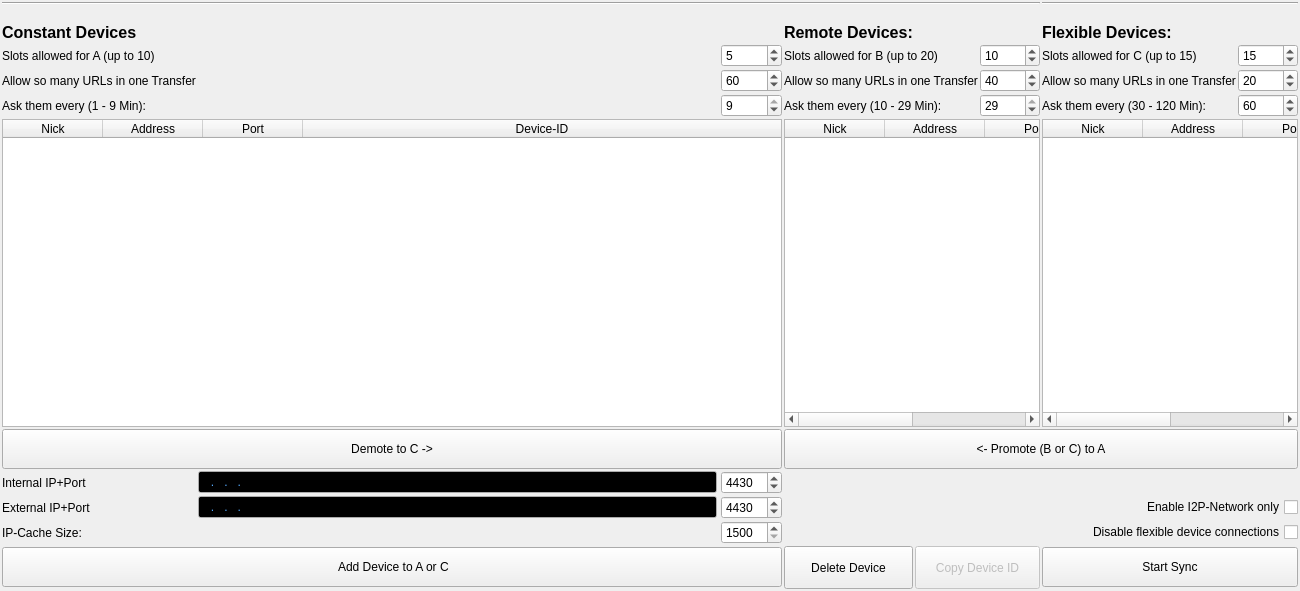
Above: ui/connection-display.ui from berndhs/arado before the change. Below: the same form after it.
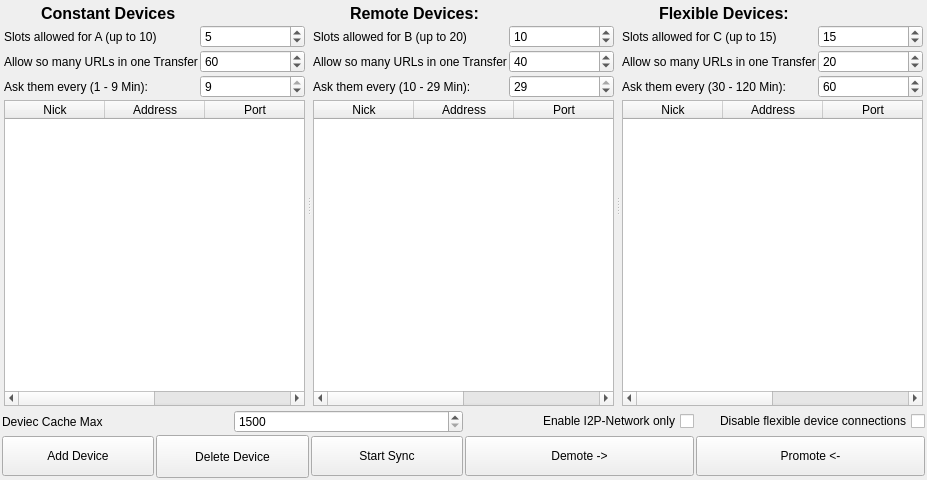
That is the form after the change. Icons and pictures are not drawn.

Commit message: reshape network display, better but needs more work

What changed in the file:
```diff
--- a/ui/connection-display.ui
+++ b/ui/connection-display.ui
@@ -6,29 +6,24 @@
    <rect>
     <x>0</x>
     <y>0</y>
-    <width>1300</width>
-    <height>591</height>
+    <width>927</width>
+    <height>480</height>
    </rect>
   </property>
   <property name="windowTitle">
    <string>Form</string>
   </property>
-  <layout class="QGridLayout" name="gridLayout">
-   <item row="0" column="0" colspan="7">
-    <widget class="Line" name="line">
+  <layout class="QGridLayout" name="gridLayout_4">
+   <item row="0" column="0" colspan="2">
+    <widget class="QSplitter" name="splitter">
      <property name="orientation">
       <enum>Qt::Horizontal</enum>
      </property>
-    </widget>
-   </item>
-   <item row="0" column="7" colspan="3">
-    <widget class="Line" name="line_2">
-     <property name="orientation">
-      <enum>Qt::Horizontal</enum>
-     </property>
-    </widget>
-   </item>
-   <item row="1" column="0">
+     <widget class="QWidget" name="">
+      <layout class="QVBoxLayout" name="verticalLayout_3">
+       <item>
+        <layout class="QHBoxLayout" name="horizontalLayout_5">
+         <item>
     <widget class="QLabel" name="icon_A">
      <property name="maximumSize">
       <size>
@@ -50,39 +45,7 @@
      </property>
     </widget>
    </item>
-   <item row="1" column="4">
-    <widget class="QLabel" name="icon_B">
-     <property name="maximumSize">
-      <size>
-       <width>35</width>
-       <height>16777215</height>
-      </size>
-     </property>
-     <property name="text">
-      <string/>
-     </property>
-     <property name="pixmap">
-      <pixmap resource="../arado.qrc">:/images/kdmconfig.png</pixmap>
-     </property>
-    </widget>
-   </item>
-   <item row="1" column="7">
-    <widget class="QLabel" name="icon_C">
-     <property name="maximumSize">
-      <size>
-       <width>35</width>
-       <height>16777215</height>
-      </size>
-     </property>
-     <property name="text">
-      <string/>
-     </property>
-     <property name="pixmap">
-      <pixmap resource="../arado.qrc">:/images/remote.png</pixmap>
-     </property>
-    </widget>
-   </item>
-   <item row="2" column="0">
+         <item>
     <widget class="QLabel" name="label_A">
      <property name="font">
       <font>
@@ -99,42 +62,18 @@
      </property>
     </widget>
    </item>
-   <item row="2" column="4">
-    <widget class="QLabel" name="label_B">
-     <property name="font">
-      <font>
-       <pointsize>12</pointsize>
-       <weight>75</weight>
-       <bold>true</bold>
-      </font>
-     </property>
-     <property name="text">
-      <string>Remote Devices:</string>
-     </property>
-    </widget>
-   </item>
-   <item row="2" column="7" colspan="2">
-    <widget class="QLabel" name="label_C">
-     <property name="font">
-      <font>
-       <pointsize>12</pointsize>
-       <weight>75</weight>
-       <bold>true</bold>
-      </font>
-     </property>
-     <property name="text">
-      <string>Flexible Devices:</string>
-     </property>
-    </widget>
-   </item>
-   <item row="3" column="0">
+        </layout>
+       </item>
+       <item>
+        <layout class="QGridLayout" name="gridLayout">
+         <item row="0" column="0">
     <widget class="QLabel" name="label_Slots_A">
      <property name="text">
       <string>Slots allowed for A (up to 10)</string>
      </property>
     </widget>
    </item>
-   <item row="3" column="3">
+         <item row="0" column="1">
     <widget class="QSpinBox" name="urlamount_A">
      <property name="minimum">
       <number>1</number>
@@ -147,14 +86,135 @@
      </property>
     </widget>
    </item>
-   <item row="3" column="4" colspan="2">
+         <item row="1" column="0">
+          <widget class="QLabel" name="label_URL_A">
+           <property name="text">
+            <string>Allow so many URLs in one Transfer</string>
+           </property>
+          </widget>
+         </item>
+         <item row="1" column="1">
+          <widget class="QSpinBox" name="slots_A">
+           <property name="minimum">
+            <number>10</number>
+           </property>
+           <property name="maximum">
+            <number>80</number>
+           </property>
+           <property name="value">
+            <number>60</number>
+           </property>
+          </widget>
+         </item>
+         <item row="2" column="0">
+          <widget class="QLabel" name="labelipask_A">
+           <property name="text">
+            <string>Ask them every (1 - 9 Min):</string>
+           </property>
+          </widget>
+         </item>
+         <item row="2" column="1">
+          <widget class="QSpinBox" name="ipask_A">
+           <property name="toolTip">
+            <string>IP-connections of your devices are dropped for sync-balancing reasons each X minutes (10-30).</string>
+           </property>
+           <property name="locale">
+            <locale language="German" country="Germany"/>
+           </property>
+           <property name="minimum">
+            <number>1</number>
+           </property>
+           <property name="maximum">
+            <number>9</number>
+           </property>
+           <property name="value">
+            <number>9</number>
+           </property>
+          </widget>
+         </item>
+        </layout>
+       </item>
+       <item>
+        <widget class="QTableWidget" name="tableWidget_A">
+         <property name="showGrid">
+          <bool>false</bool>
+         </property>
+         <attribute name="horizontalHeaderStretchLastSection">
+          <bool>true</bool>
+         </attribute>
+         <attribute name="verticalHeaderVisible">
+          <bool>false</bool>
+         </attribute>
+         <column>
+          <property name="text">
+           <string>Nick</string>
+          </property>
+         </column>
+         <column>
+          <property name="text">
+           <string>Address</string>
+          </property>
+         </column>
+         <column>
+          <property name="text">
+           <string>Port</string>
+          </property>
+         </column>
+         <column>
+          <property name="text">
+           <string>Device-ID</string>
+          </property>
+         </column>
+        </widget>
+       </item>
+      </layout>
+     </widget>
+     <widget class="QWidget" name="">
+      <layout class="QVBoxLayout" name="verticalLayout_2">
+       <item>
+        <layout class="QHBoxLayout" name="horizontalLayout_6">
+         <item>
+          <widget class="QLabel" name="icon_B">
+           <property name="maximumSize">
+            <size>
+             <width>35</width>
+             <height>16777215</height>
+            </size>
+           </property>
+           <property name="text">
+            <string/>
+           </property>
+           <property name="pixmap">
+            <pixmap resource="../arado.qrc">:/images/kdmconfig.png</pixmap>
+           </property>
+          </widget>
+         </item>
+         <item>
+          <widget class="QLabel" name="label_B">
+           <property name="font">
+            <font>
+             <pointsize>12</pointsize>
+             <weight>75</weight>
+             <bold>true</bold>
+            </font>
+           </property>
+           <property name="text">
+            <string>Remote Devices:</string>
+           </property>
+          </widget>
+         </item>
+        </layout>
+       </item>
+       <item>
+        <layout class="QGridLayout" name="gridLayout_2">
+         <item row="0" column="0">
     <widget class="QLabel" name="label_Slots_B">
      <property name="text">
       <string>Slots allowed for B (up to 20)</string>
      </property>
     </widget>
    </item>
-   <item row="3" column="6">
+         <item row="0" column="1">
     <widget class="QSpinBox" name="slots_B">
      <property name="minimum">
       <number>1</number>
@@ -167,51 +227,14 @@
      </property>
     </widget>
    </item>
-   <item row="3" column="7" colspan="2">
-    <widget class="QLabel" name="label_Slots_C">
-     <property name="text">
-      <string>Slots allowed for C (up to 15)</string>
-     </property>
-    </widget>
-   </item>
-   <item row="3" column="9">
-    <widget class="QSpinBox" name="slots_C">
-     <property name="maximum">
-      <number>20</number>
-     </property>
-     <property name="value">
-      <number>15</number>
-     </property>
-    </widget>
-   </item>
-   <item row="4" column="0">
-    <widget class="QLabel" name="label_URL_A">
-     <property name="text">
-      <string>Allow so many URLs in one Transfer</string>
-     </property>
-    </widget>
-   </item>
-   <item row="4" column="3">
-    <widget class="QSpinBox" name="slots_A">
-     <property name="minimum">
-      <number>10</number>
-     </property>
-     <property name="maximum">
-      <number>80</number>
-     </property>
-     <property name="value">
-      <number>60</number>
-     </property>
-    </widget>
-   </item>
-   <item row="4" column="4" colspan="2">
+         <item row="1" column="0">
     <widget class="QLabel" name="label_URL_B">
      <property name="text">
       <string>Allow so many URLs in one Transfer</string>
      </property>
     </widget>
    </item>
-   <item row="4" column="6">
+         <item row="1" column="1">
     <widget class="QSpinBox" name="urlamount_B">
      <property name="minimum">
       <number>10</number>
@@ -224,60 +247,14 @@
      </property>
     </widget>
    </item>
-   <item row="4" column="7" colspan="2">
-    <widget class="QLabel" name="label_URL_C">
-     <property name="text">
-      <string>Allow so many URLs in one Transfer</string>
-     </property>
-    </widget>
-   </item>
-   <item row="4" column="9">
-    <widget class="QSpinBox" name="urlamount_C">
-     <property name="minimum">
-      <number>10</number>
-     </property>
-     <property name="maximum">
-      <number>80</number>
-     </property>
-     <property name="value">
-      <number>20</number>
-     </property>
-    </widget>
-   </item>
-   <item row="5" column="0">
-    <widget class="QLabel" name="labelipask_A">
-     <property name="text">
-      <string>Ask them every (1 - 9 Min):</string>
-     </property>
-    </widget>
-   </item>
-   <item row="5" column="3">
-    <widget class="QSpinBox" name="ipask_A">
-     <property name="toolTip">
-      <string>IP-connections of your devices are dropped for sync-balancing reasons each X minutes (10-30).</string>
-     </property>
-     <property name="locale">
-      <locale language="German" country="Germany"/>
-     </property>
-     <property name="minimum">
-      <number>1</number>
-     </property>
-     <property name="maximum">
-      <number>9</number>
-     </property>
-     <property name="value">
-      <number>9</number>
-     </property>
-    </widget>
-   </item>
-   <item row="5" column="4" colspan="2">
+         <item row="2" column="0">
     <widget class="QLabel" name="labelipask_B">
      <property name="text">
       <string>Ask them every (10 - 29 Min):</string>
      </property>
     </widget>
    </item>
-   <item row="5" column="6">
+         <item row="2" column="1">
     <widget class="QSpinBox" name="ipask_B">
      <property name="toolTip">
       <string>IP-connections of your devices are dropped for sync-balancing reasons each X minutes (10-30).</string>
@@ -296,14 +273,126 @@
      </property>
     </widget>
    </item>
-   <item row="5" column="7" colspan="2">
+        </layout>
+       </item>
+       <item>
+        <widget class="QTableWidget" name="tableWidget_B">
+         <property name="showGrid">
+          <bool>false</bool>
+         </property>
+         <attribute name="horizontalHeaderStretchLastSection">
+          <bool>true</bool>
+         </attribute>
+         <attribute name="verticalHeaderVisible">
+          <bool>false</bool>
+         </attribute>
+         <column>
+          <property name="text">
+           <string>Nick</string>
+          </property>
+         </column>
+         <column>
+          <property name="text">
+           <string>Address</string>
+          </property>
+         </column>
+         <column>
+          <property name="text">
+           <string>Port</string>
+          </property>
+         </column>
+         <column>
+          <property name="text">
+           <string>Device-ID</string>
+          </property>
+         </column>
+        </widget>
+       </item>
+      </layout>
+     </widget>
+     <widget class="QWidget" name="">
+      <layout class="QVBoxLayout" name="verticalLayout">
+       <item>
+        <layout class="QHBoxLayout" name="horizontalLayout_7">
+         <item>
+          <widget class="QLabel" name="icon_C">
+           <property name="maximumSize">
+            <size>
+             <width>35</width>
+             <height>16777215</height>
+            </size>
+           </property>
+           <property name="text">
+            <string/>
+           </property>
+           <property name="pixmap">
+            <pixmap resource="../arado.qrc">:/images/remote.png</pixmap>
+           </property>
+          </widget>
+         </item>
+         <item>
+          <widget class="QLabel" name="label_C">
+           <property name="font">
+            <font>
+             <pointsize>12</pointsize>
+             <weight>75</weight>
+             <bold>true</bold>
+            </font>
+           </property>
+           <property name="text">
+            <string>Flexible Devices:</string>
+           </property>
+          </widget>
+         </item>
+        </layout>
+       </item>
+       <item>
+        <layout class="QGridLayout" name="gridLayout_3">
+         <item row="0" column="0">
+          <widget class="QLabel" name="label_Slots_C">
+           <property name="text">
+            <string>Slots allowed for C (up to 15)</string>
+           </property>
+          </widget>
+         </item>
+         <item row="0" column="1">
+          <widget class="QSpinBox" name="slots_C">
+           <property name="maximum">
+            <number>20</number>
+           </property>
+           <property name="value">
+            <number>15</number>
+           </property>
+          </widget>
+         </item>
+         <item row="1" column="0">
+          <widget class="QLabel" name="label_URL_C">
+           <property name="text">
+            <string>Allow so many URLs in one Transfer</string>
+           </property>
+          </widget>
+         </item>
+         <item row="1" column="1">
+          <widget class="QSpinBox" name="urlamount_C">
+           <property name="minimum">
+            <number>10</number>
+           </property>
+           <property name="maximum">
+            <number>80</number>
+           </property>
+           <property name="value">
+            <number>20</number>
+           </property>
+          </widget>
+         </item>
+         <item row="2" column="0">
     <widget class="QLabel" name="labelipask_C">
      <property name="text">
       <string>Ask them every (30 - 120 Min):</string>
      </property>
     </widget>
    </item>
-   <item row="5" column="9">
+         <item row="2" column="1">
     <widget class="QSpinBox" name="ipask_C">
      <property name="toolTip">
       <string>IP-connections of your devices are dropped for sync-balancing reasons each X minutes (10-30).</string>
@@ -322,73 +411,9 @@
      </property>
     </widget>
    </item>
-   <item row="6" column="0" colspan="4">
-    <widget class="QTableWidget" name="tableWidget_A">
-     <property name="showGrid">
-      <bool>false</bool>
-     </property>
-     <attribute name="horizontalHeaderStretchLastSection">
-      <bool>true</bool>
-     </attribute>
-     <attribute name="verticalHeaderVisible">
-      <bool>false</bool>
-     </attribute>
-     <column>
-      <property name="text">
-       <string>Nick</string>
-      </property>
-     </column>
-     <column>
-      <property name="text">
-       <string>Address</string>
-      </property>
-     </column>
-     <column>
-      <property name="text">
-       <string>Port</string>
-      </property>
-     </column>
-     <column>
-      <property name="text">
-       <string>Device-ID</string>
-      </property>
-     </column>
-    </widget>
-   </item>
-   <item row="6" column="4" colspan="3">
-    <widget class="QTableWidget" name="tableWidget_B">
-     <property name="showGrid">
-      <bool>false</bool>
-     </property>
-     <attribute name="horizontalHeaderStretchLastSection">
-      <bool>true</bool>
-     </attribute>
-     <attribute name="verticalHeaderVisible">
-      <bool>false</bool>
-     </attribute>
-     <column>
-      <property name="text">
-       <string>Nick</string>
-      </property>
-     </column>
-     <column>
-      <property name="text">
-       <string>Address</string>
-      </property>
-     </column>
-     <column>
-      <property name="text">
-       <string>Port</string>
-      </property>
-     </column>
-     <column>
-      <property name="text">
-       <string>Device-ID</string>
-      </property>
-     </column>
-    </widget>
-   </item>
-   <item row="6" column="7" colspan="3">
+        </layout>
+       </item>
+       <item>
     <widget class="QTableWidget" name="tableWidget_C">
      <property name="showGrid">
       <bool>false</bool>
@@ -424,231 +449,20 @@
      </column>
     </widget>
    </item>
-   <item row="8" column="0">
-    <widget class="QLabel" name="labelmyport_2">
-     <property name="text">
-      <string>Internal IP+Port</string>
-     </property>
-    </widget>
-   </item>
-   <item row="8" column="1">
-    <widget class="QLineEdit" name="addipinternal">
-     <property name="palette">
-      <palette>
-       <active>
-        <colorrole role="Text">
-         <brush brushstyle="SolidPattern">
-          <color alpha="255">
-           <red>85</red>
-           <green>170</green>
-           <blue>255</blue>
-          </color>
-         </brush>
-        </colorrole>
-        <colorrole role="Base">
-         <brush brushstyle="SolidPattern">
-          <color alpha="255">
-           <red>0</red>
-           <green>0</green>
-           <blue>0</blue>
-          </color>
-         </brush>
-        </colorrole>
-       </active>
-       <inactive>
-        <colorrole role="Text">
-         <brush brushstyle="SolidPattern">
-          <color alpha="255">
-           <red>85</red>
-           <green>170</green>
-           <blue>255</blue>
-          </color>
-         </brush>
-        </colorrole>
-        <colorrole role="Base">
-         <brush brushstyle="SolidPattern">
-          <color alpha="255">
-           <red>0</red>
-           <green>0</green>
-           <blue>0</blue>
-          </color>
-         </brush>
-        </colorrole>
-       </inactive>
-       <disabled>
-        <colorrole role="Text">
-         <brush brushstyle="SolidPattern">
-          <color alpha="255">
-           <red>190</red>
-           <green>190</green>
-           <blue>190</blue>
-          </color>
-         </brush>
-        </colorrole>
-        <colorrole role="Base">
-         <brush brushstyle="SolidPattern">
-          <color alpha="255">
-           <red>239</red>
-           <green>235</green>
-           <blue>231</blue>
-          </color>
-         </brush>
-        </colorrole>
-       </disabled>
-      </palette>
-     </property>
-     <property name="font">
-      <font>
-       <kerning>true</kerning>
-      </font>
-     </property>
-     <property name="toolTip">
-      <string>Enter any online  IP-Adress of your network, if the IP-cache is empty.</string>
-     </property>
-     <property name="inputMask">
-      <string>999.999.999.999; </string>
-     </property>
-     <property name="frame">
-      <bool>true</bool>
-     </property>
+      </layout>
+     </widget>
     </widget>
    </item>
-   <item row="8" column="3">
-    <widget class="QSpinBox" name="myportinternal">
-     <property name="toolTip">
-      <string>You need to forward this port in your NAT/router, if you want to connect.</string>
-     </property>
-     <property name="maximum">
-      <number>65535</number>
-     </property>
-     <property name="value">
-      <number>4430</number>
-     </property>
-    </widget>
-   </item>
-   <item row="9" column="0">
-    <widget class="QLabel" name="labelmyport_3">
+   <item row="1" column="0">
+    <layout class="QHBoxLayout" name="horizontalLayout_2">
+     <item>
+      <widget class="QLabel" name="label">
      <property name="text">
-      <string>External IP+Port</string>
+        <string>Deviec Cache Max</string>
      </property>
     </widget>
    </item>
-   <item row="9" column="1">
-    <widget class="QLineEdit" name="addipexternal">
-     <property name="palette">
-      <palette>
-       <active>
-        <colorrole role="Text">
-         <brush brushstyle="SolidPattern">
-          <color alpha="255">
-           <red>85</red>
-           <green>170</green>
-           <blue>255</blue>
-          </color>
-         </brush>
-        </colorrole>
-        <colorrole role="Base">
-         <brush brushstyle="SolidPattern">
-          <color alpha="255">
-           <red>0</red>
-           <green>0</green>
-           <blue>0</blue>
-          </color>
-         </brush>
-        </colorrole>
-       </active>
-       <inactive>
-        <colorrole role="Text">
-         <brush brushstyle="SolidPattern">
-          <color alpha="255">
-           <red>85</red>
-           <green>170</green>
-           <blue>255</blue>
-          </color>
-         </brush>
-        </colorrole>
-        <colorrole role="Base">
-         <brush brushstyle="SolidPattern">
-          <color alpha="255">
-           <red>0</red>
-           <green>0</green>
-           <blue>0</blue>
-          </color>
-         </brush>
-        </colorrole>
-       </inactive>
-       <disabled>
-        <colorrole role="Text">
-         <brush brushstyle="SolidPattern">
-          <color alpha="255">
-           <red>190</red>
-           <green>190</green>
-           <blue>190</blue>
-          </color>
-         </brush>
-        </colorrole>
-        <colorrole role="Base">
-         <brush brushstyle="SolidPattern">
-          <color alpha="255">
-           <red>239</red>
-           <green>235</green>
-           <blue>231</blue>
-          </color>
-         </brush>
-        </colorrole>
-       </disabled>
-      </palette>
-     </property>
-     <property name="font">
-      <font>
-       <kerning>true</kerning>
-      </font>
-     </property>
-     <property name="toolTip">
-      <string>Enter any online  IP-Adress of your network, if the IP-cache is empty.</string>
-     </property>
-     <property name="inputMask">
-      <string>999.999.999.999; </string>
-     </property>
-     <property name="frame">
-      <bool>true</bool>
-     </property>
-    </widget>
-   </item>
-   <item row="9" column="3">
-    <widget class="QSpinBox" name="myportexternal">
-     <property name="toolTip">
-      <string>You need to forward this port in your NAT/router, if you want to connect.</string>
-     </property>
-     <property name="maximum">
-      <number>65535</number>
-     </property>
-     <property name="value">
-      <number>4430</number>
-     </property>
-    </widget>
-   </item>
-   <item row="9" column="8" colspan="2">
-    <widget class="QCheckBox" name="checkBox_I2P">
-     <property name="layoutDirection">
-      <enum>Qt::RightToLeft</enum>
-     </property>
-     <property name="text">
-      <string>Enable I2P-Network only</string>
-     </property>
-    </widget>
-   </item>
-   <item row="10" column="0">
-    <widget class="QLabel" name="labelipcachesize_3">
-     <property name="layoutDirection">
-      <enum>Qt::LeftToRight</enum>
-     </property>
-     <property name="text">
-      <string>IP-Cache Size:</string>
-     </property>
-    </widget>
-   </item>
-   <item row="10" column="3">
+     <item>
     <widget class="QSpinBox" name="ipcachesize">
      <property name="toolTip">
       <string>Amount of IP-adresses in your IP-cache (1500-5000). Rise up, if all IP-adresses are outdated or offline and connections fail after a start.  Then each minute a request is sent to the boot-IP-connections, to fill the cache for 100%.</string>
@@ -664,7 +478,21 @@
      </property>
     </widget>
    </item>
-   <item row="10" column="8" colspan="2">
+    </layout>
+   </item>
+   <item row="1" column="1">
+    <layout class="QHBoxLayout" name="horizontalLayout_3">
+     <item>
+      <widget class="QCheckBox" name="checkBox_I2P">
+       <property name="layoutDirection">
+        <enum>Qt::RightToLeft</enum>
+       </property>
+       <property name="text">
+        <string>Enable I2P-Network only</string>
+       </property>
+      </widget>
+     </item>
+     <item>
     <widget class="QCheckBox" name="checkboxdisable_C">
      <property name="layoutDirection">
       <enum>Qt::RightToLeft</enum>
@@ -674,39 +502,11 @@
      </property>
     </widget>
    </item>
-   <item row="12" column="7" colspan="3">
-    <widget class="QPushButton" name="buttonStartSync">
-     <property name="sizePolicy">
-      <sizepolicy hsizetype="Expanding" vsizetype="Fixed">
-       <horstretch>0</horstretch>
-       <verstretch>0</verstretch>
-      </sizepolicy>
-     </property>
-     <property name="minimumSize">
-      <size>
-       <width>0</width>
-       <height>40</height>
-      </size>
-     </property>
-     <property name="toolTip">
-      <string>Asks connected devices for their trusted, recommended and episodic Device-IP-Lists. Trusted Devices are transfered to Recommended List. All other into Episodic List.</string>
-     </property>
-     <property name="text">
-      <string>Start Sync</string>
-     </property>
-     <property name="icon">
-      <iconset resource="../arado.qrc">
-       <normaloff>:/images/noatunloopsong.png</normaloff>:/images/noatunloopsong.png</iconset>
-     </property>
-     <property name="iconSize">
-      <size>
-       <width>32</width>
-       <height>32</height>
-      </size>
-     </property>
-    </widget>
+    </layout>
    </item>
-   <item row="12" column="0" colspan="4">
+   <item row="2" column="0">
+    <layout class="QHBoxLayout" name="horizontalLayout_4">
+     <item>
     <widget class="QPushButton" name="buttonAddDevice">
      <property name="sizePolicy">
       <sizepolicy hsizetype="Expanding" vsizetype="Fixed">
@@ -730,7 +530,7 @@
       <string>Boot with an IP+Port, if the IP-cache is empty or outdated.</string>
      </property>
      <property name="text">
-      <string> Add Device to A or C</string>
+        <string>Add Device</string>
      </property>
      <property name="icon">
       <iconset resource="../arado.qrc">
@@ -744,37 +544,14 @@
      </property>
     </widget>
    </item>
-   <item row="12" column="5" colspan="2">
-    <widget class="QPushButton" name="pushButton_copyid">
-     <property name="enabled">
-      <bool>false</bool>
-     </property>
-     <property name="minimumSize">
-      <size>
-       <width>0</width>
-       <height>43</height>
-      </size>
-     </property>
-     <property name="toolTip">
-      <string>Copy your Device-ID to the clipboard</string>
-     </property>
-     <property name="text">
-      <string>Copy Device ID</string>
-     </property>
-     <property name="icon">
-      <iconset resource="../arado.qrc">
-       <normaloff>:/images/copy.png</normaloff>:/images/copy.png</iconset>
-     </property>
-     <property name="iconSize">
-      <size>
-       <width>32</width>
-       <height>32</height>
-      </size>
-     </property>
-    </widget>
-   </item>
-   <item row="12" column="4">
+     <item>
     <widget class="QPushButton" name="pushButton_remove">
+       <property name="sizePolicy">
+        <sizepolicy hsizetype="Expanding" vsizetype="Fixed">
+         <horstretch>0</horstretch>
+         <verstretch>0</verstretch>
+        </sizepolicy>
+       </property>
      <property name="minimumSize">
       <size>
        <width>0</width>
@@ -799,7 +576,43 @@
      </property>
     </widget>
    </item>
-   <item row="7" column="0" colspan="4">
+     <item>
+      <widget class="QPushButton" name="buttonStartSync">
+       <property name="sizePolicy">
+        <sizepolicy hsizetype="Expanding" vsizetype="Fixed">
+         <horstretch>0</horstretch>
+         <verstretch>0</verstretch>
+        </sizepolicy>
+       </property>
+       <property name="minimumSize">
+        <size>
+         <width>0</width>
+         <height>40</height>
+        </size>
+       </property>
+       <property name="toolTip">
+        <string>Asks connected devices for their trusted, recommended and episodic Device-IP-Lists. Trusted Devices are transfered to Recommended List. All other into Episodic List.</string>
+       </property>
+       <property name="text">
+        <string>Start Sync</string>
+       </property>
+       <property name="icon">
+        <iconset resource="../arado.qrc">
+         <normaloff>:/images/noatunloopsong.png</normaloff>:/images/noatunloopsong.png</iconset>
+       </property>
+       <property name="iconSize">
+        <size>
+         <width>32</width>
+         <height>32</height>
+        </size>
+       </property>
+      </widget>
+     </item>
+    </layout>
+   </item>
+   <item row="2" column="1">
+    <layout class="QHBoxLayout" name="horizontalLayout">
+     <item>
     <widget class="QPushButton" name="pushButton">
      <property name="sizePolicy">
       <sizepolicy hsizetype="Expanding" vsizetype="Fixed">
@@ -814,11 +627,11 @@
       </size>
      </property>
      <property name="text">
-      <string>Demote to C -&gt;</string>
+        <string>Demote -&gt;</string>
      </property>
     </widget>
    </item>
-   <item row="7" column="4" colspan="6">
+     <item>
     <widget class="QPushButton" name="buttonPromote">
      <property name="sizePolicy">
       <sizepolicy hsizetype="Expanding" vsizetype="Fixed">
@@ -836,7 +649,7 @@
       <string>Adds an IP from recommended or episodic list to trusted list.</string>
      </property>
      <property name="text">
-      <string>&lt;- Promote (B or C) to A</string>
+        <string>Promote &lt;-</string>
      </property>
      <property name="iconSize">
       <size>
@@ -845,6 +658,8 @@
       </size>
      </property>
     </widget>
+     </item>
+    </layout>
    </item>
   </layout>
   <action name="actionAddServer">
```
Lines whose indentation alone changed are shown as unchanged.
